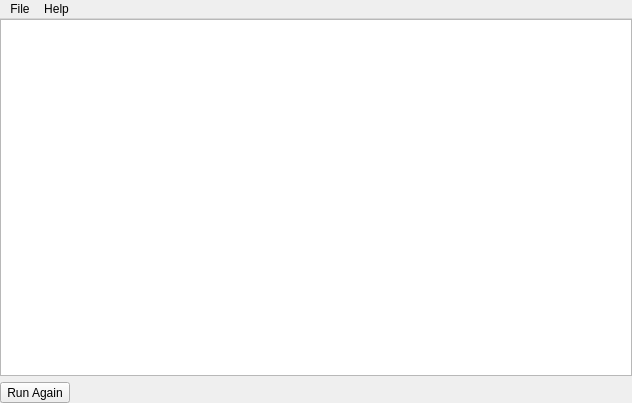
timbaker/tiled, file src/tiled/luaconsole.ui: the form before one commit.
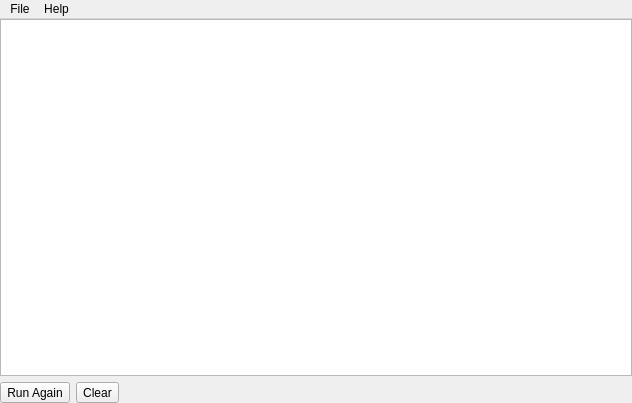
The form after the commit. Icons and pictures are not drawn.

Commit message: Added "Clear" button to LuaConsole.

Patch:
```diff
--- a/src/tiled/luaconsole.ui
+++ b/src/tiled/luaconsole.ui
@@ -25,12 +25,46 @@
       </property>
      </widget>
     </item>
-    <item row="1" column="0">
-     <widget class="QToolButton" name="btnRunAgain">
-      <property name="text">
-       <string>Run Again</string>
+    <item row="2" column="0">
+     <layout class="QHBoxLayout" name="horizontalLayout_2">
+      <property name="topMargin">
+       <number>0</number>
       </property>
-     </widget>
+      <item>
+       <widget class="QToolButton" name="btnRunAgain">
+        <property name="text">
+         <string>Run Again</string>
+        </property>
+       </widget>
+      </item>
+      <item>
+       <widget class="QToolButton" name="clear">
+        <property name="text">
+         <string>Clear</string>
+        </property>
+        <property name="icon">
+         <iconset resource="tiled.qrc">
+          <normaloff>:/images/16x16/edit-clear.png</normaloff>:/images/16x16/edit-clear.png</iconset>
+        </property>
+        <property name="toolButtonStyle">
+         <enum>Qt::ToolButtonTextBesideIcon</enum>
+        </property>
+       </widget>
+      </item>
+      <item>
+       <spacer name="horizontalSpacer">
+        <property name="orientation">
+         <enum>Qt::Horizontal</enum>
+        </property>
+        <property name="sizeHint" stdset="0">
+         <size>
+          <width>40</width>
+          <height>20</height>
+         </size>
+        </property>
+       </spacer>
+      </item>
+     </layout>
     </item>
    </layout>
   </widget>
```
Left out of the diff: 4 changed lines with no effect on the pictures. The commit also changes 2 other files.
